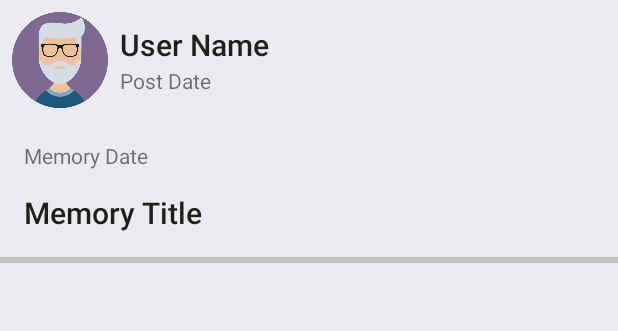
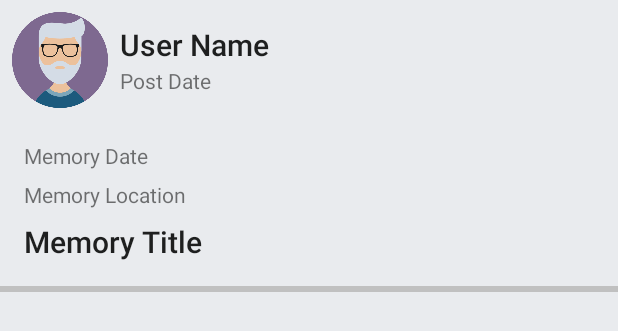
Before and after one commit to bounswe/bounswe2018group1, an Android app: the layout activity_memory_view.xml on its own in the app's theme, with its tools: preview values and no code run, on a phone screen of 412 x 824 dp. Shown: the top 331 px of the screen. Run offline under Robolectric (Android 15) with nearby library versions, the light colour scheme and no system bars; network calls fail.

Commit message:
integrated multiple location information into android UI

```diff
--- a/android/app/src/main/java/bounswe2018group1/cmpe451/MemoryViewActivity.java
+++ b/android/app/src/main/java/bounswe2018group1/cmpe451/MemoryViewActivity.java
@@ -29,7 +29,8 @@ public class MemoryViewActivity extends AppCompatActivity {
     private JsonArray itemDataSource = null;
     private JsonObject memory = null;
     private ImageView avatar = null;
-    private TextView authorName = null, postDate = null, memoryDate = null, memoryTitle = null;
+    private TextView authorName = null, postDate = null,
+            memoryDate = null, memoryLocation = null, memoryTitle = null;
     private ListView itemListView = null;
     private ClientAPI clientAPI = null;
 
@@ -42,6 +43,7 @@ public class MemoryViewActivity extends AppCompatActivity {
         if (authorName == null) authorName = findViewById(R.id.authorName);
         if (postDate == null) postDate = findViewById(R.id.postDate);
         if (memoryDate == null) memoryDate = findViewById(R.id.memoryDate);
+        if (memoryLocation == null) memoryLocation = findViewById(R.id.memoryLocation);
         if (memoryTitle == null) memoryTitle = findViewById(R.id.memoryTitle);
         if (itemListView == null) itemListView = findViewById(R.id.itemListView);
         if (clientAPI == null) clientAPI = ClientAPI.getInstance(this);
@@ -66,6 +68,8 @@ public class MemoryViewActivity extends AppCompatActivity {
         String memoryTitle = memory.get("headline").getAsString();
         this.postDate.setText("Posted " + formattedTime);
         this.memoryDate.setText(StringUtility.memoryDate(memory));
+        this.memoryLocation.setText(
+                StringUtility.memoryLocation(memory.get("listOfLocations").getAsJsonArray()));
         this.memoryTitle.setText(memoryTitle);
         clientAPI.writeAuthor(this.authorName, memory.get("userId").getAsString(), this);
         //Prepare items
--- a/android/app/src/main/java/bounswe2018group1/cmpe451/helpers/MemoryAdapter.java
+++ b/android/app/src/main/java/bounswe2018group1/cmpe451/helpers/MemoryAdapter.java
@@ -70,9 +70,12 @@ public class MemoryAdapter extends BaseAdapter {
             e.printStackTrace();
             formattedTime = "(invalid date)";
         }
+        String firstLocation = memory.get("listOfLocations").getAsJsonArray().get(0).
+                getAsJsonObject().get("locationName").getAsString();
         String memoryTitle = memory.get("headline").getAsString();
         holder.postDate.setText("Posted " + formattedTime);
         holder.memoryDate.setText(StringUtility.memoryDate(memory));
+        holder.memoryLocation.setText("First Located at: " + firstLocation);
         holder.memoryTitle.setText(memoryTitle);
         holder.memoryTitle.getViewTreeObserver().addOnGlobalLayoutListener(
                 new MyOnGlobalLayoutListener(holder)
--- a/android/app/src/main/java/bounswe2018group1/cmpe451/helpers/MemoryRowHolder.java
+++ b/android/app/src/main/java/bounswe2018group1/cmpe451/helpers/MemoryRowHolder.java
@@ -8,7 +8,7 @@ import bounswe2018group1.cmpe451.R;
 
 public class MemoryRowHolder {
     public ImageView avatar;
-    public TextView authorName, postDate, memoryDate, memoryTitle, btnSeeMore;
+    public TextView authorName, postDate, memoryDate, memoryLocation, memoryTitle, btnSeeMore;
     public boolean expanded;
 
     public MemoryRowHolder(View v) {
@@ -16,6 +16,7 @@ public class MemoryRowHolder {
         authorName = v.findViewById(R.id.authorName);
         postDate = v.findViewById(R.id.postDate);
         memoryDate = v.findViewById(R.id.memoryDate);
+        memoryLocation = v.findViewById(R.id.memoryLocation);
         memoryTitle = v.findViewById(R.id.memoryTitle);
         btnSeeMore = v.findViewById(R.id.btnSeeMore);
         expanded = true;
--- a/android/app/src/main/res/layout/activity_memory_view.xml
+++ b/android/app/src/main/res/layout/activity_memory_view.xml
@@ -94,6 +94,19 @@
                 app:layout_constraintTop_toTopOf="parent" />
 
             <TextView
+                android:id="@+id/memoryLocation"
+                android:layout_width="match_parent"
+                android:layout_height="wrap_content"
+                android:layout_marginStart="8dp"
+                android:layout_marginEnd="8dp"
+                android:gravity="center_vertical"
+                android:text="Memory Location"
+                android:textAppearance="@style/TextAppearance.AppCompat.Small"
+                app:layout_constraintEnd_toEndOf="parent"
+                app:layout_constraintStart_toStartOf="parent"
+                app:layout_constraintTop_toBottomOf="@+id/memoryDate" />
+
+            <TextView
                 android:id="@+id/memoryTitle"
                 android:layout_width="match_parent"
                 android:layout_height="wrap_content"
@@ -106,7 +119,7 @@
                 app:layout_constraintBottom_toBottomOf="parent"
                 app:layout_constraintEnd_toEndOf="parent"
                 app:layout_constraintStart_toStartOf="parent"
-                app:layout_constraintTop_toBottomOf="@+id/memoryDate" />
+                app:layout_constraintTop_toBottomOf="@+id/memoryLocation" />
         </android.support.constraint.ConstraintLayout>
 
     </android.support.constraint.ConstraintLayout>
```
Also changed, not shown: android/app/src/main/java/bounswe2018group1/cmpe451/helpers/StringUtility.java (+13 -0 lines), android/app/src/main/res/layout/memory_row.xml (+14 -1 lines).
